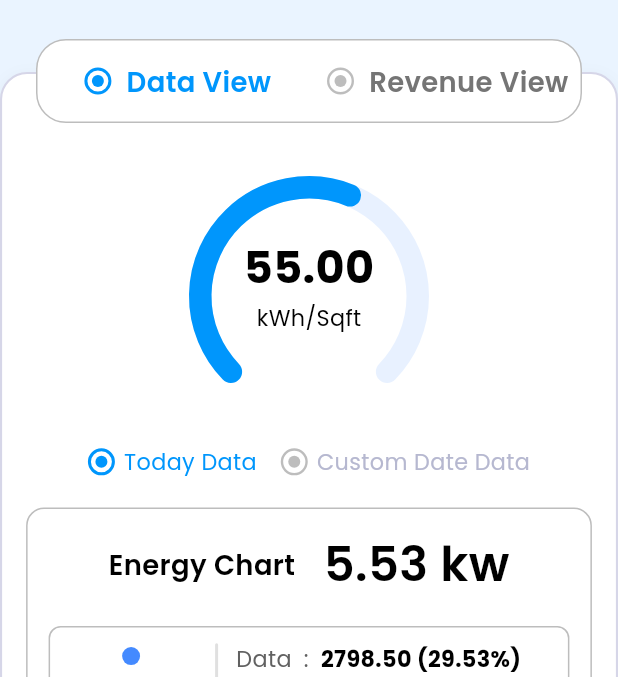
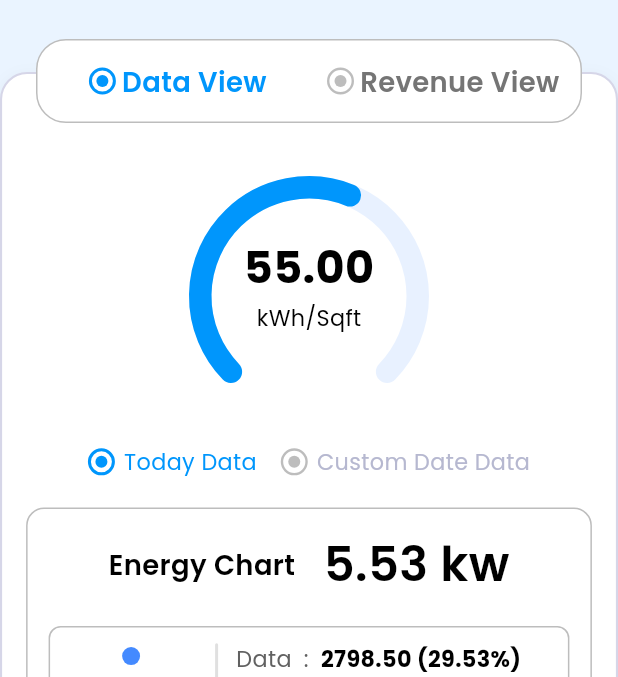
Before and after one commit to AshirRahman/scube, a Flutter app: the DataRevenueScreen screen opened directly, on a phone screen of 412 x 824 dp, the part 90-767 px from its top. Run offline on Flutter 3.47's test engine with Material 3 defaults, Android fonts, the phone set to English and light mode, and no system bars; drawn by our look-alikes of syncfusion_flutter_gauges; our stand-ins replace flutter_screenutil, get, google_fonts, logger, shared_preferences; accounts and stored records are empty.

Commit message:
overflow fixed

```diff
--- a/lib/features/data_revenue/widget/view_toggle_tab.dart
+++ b/lib/features/data_revenue/widget/view_toggle_tab.dart
@@ -65,7 +65,7 @@ class ViewToggleTab extends StatelessWidget {
                         ),
                       ),
 
-                      const SizedBox(width: 10),
+                      const SizedBox(width: 4),
 
                       // 🔹 Label
                       Text(
```
Also changed, not shown: 6 other files.
